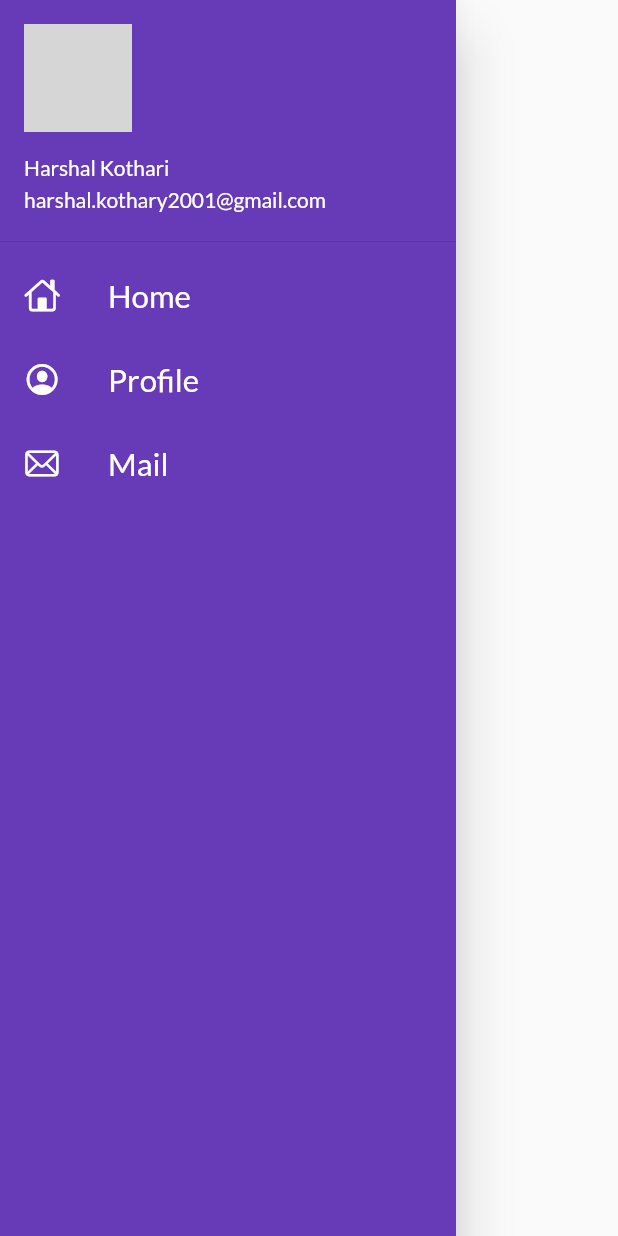
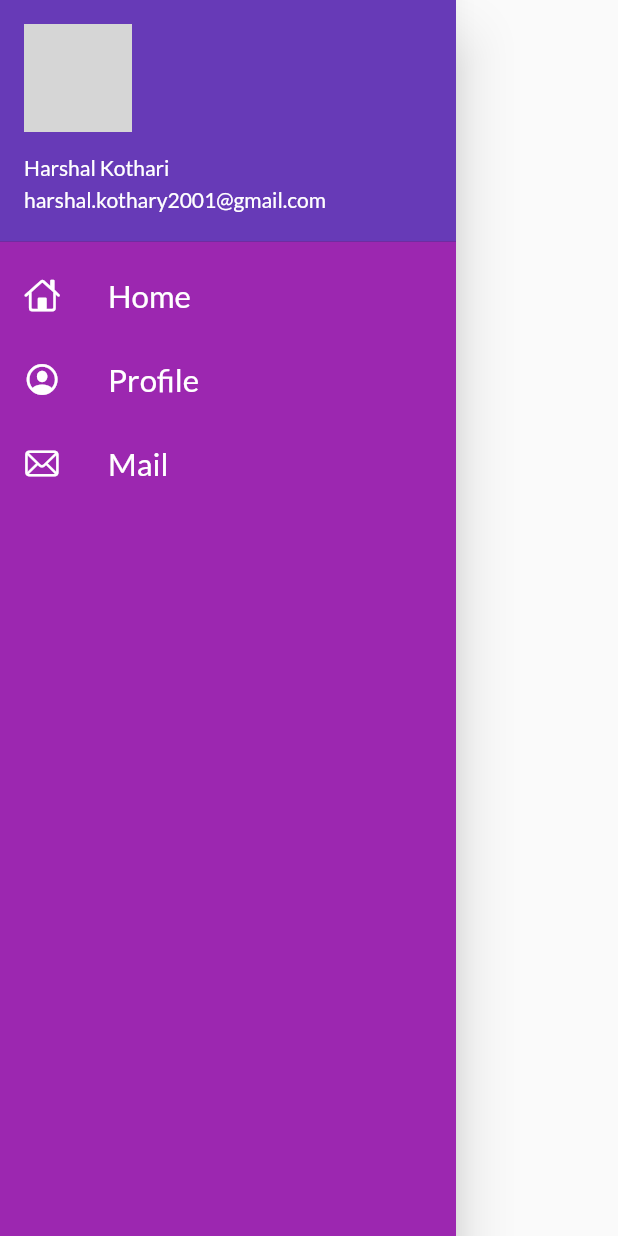
Before and after one commit to harshal0001/flutter_catalog, a Flutter app: the MyDrawer widget shown alone on an empty page, opened directly, on a phone screen of 412 x 824 dp. Run offline on Flutter 3.47's test engine with Material 2 defaults, Android fonts, the phone set to English and light mode, and no system bars; our stand-ins replace google_fonts; network calls fail; grey boxes are pictures that could not be loaded.

Commit message:
Day 11 Completed

```diff
--- a/lib/widgets/drawer.dart
+++ b/lib/widgets/drawer.dart
@@ -8,7 +8,7 @@ class MyDrawer extends StatelessWidget {
         "https://instagram.fraj1-1.fna.fbcdn.net/v/t51.2885-19/278927169_502754784888142_3327900834349100805_n.jpg?stp=dst-jpg_s320x320&_nc_ht=instagram.fraj1-1.fna.fbcdn.net&_nc_cat=110&_nc_ohc=1pSEEoy0xk4AX84tV1V&edm=ABfd0MgBAAAA&ccb=7-5&oh=00_AT_DYX1UY0ieb1M7gw0cVwu5uoKK1SayxINcTWLaIquWEw&oe=62C2B26E&_nc_sid=7bff83";
     return Drawer(
       child: Container(
-        color: Colors.deepPurple,
+        color: Colors.purple,
         child: ListView(
           padding: EdgeInsets.zero,
           children: [
```
